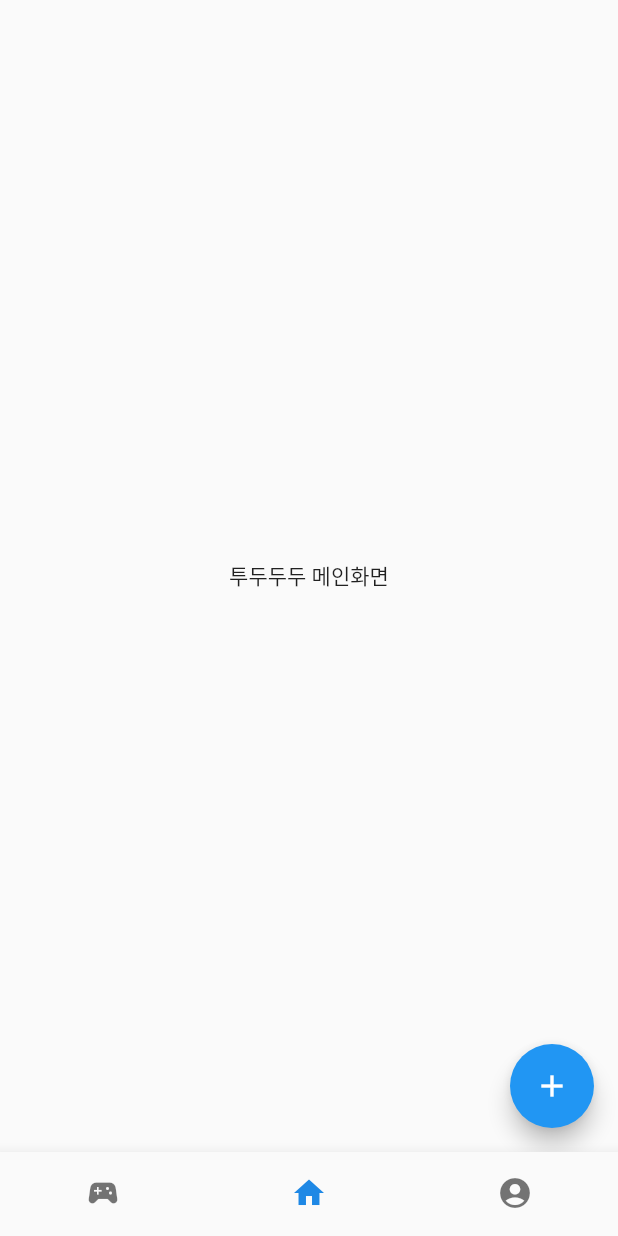
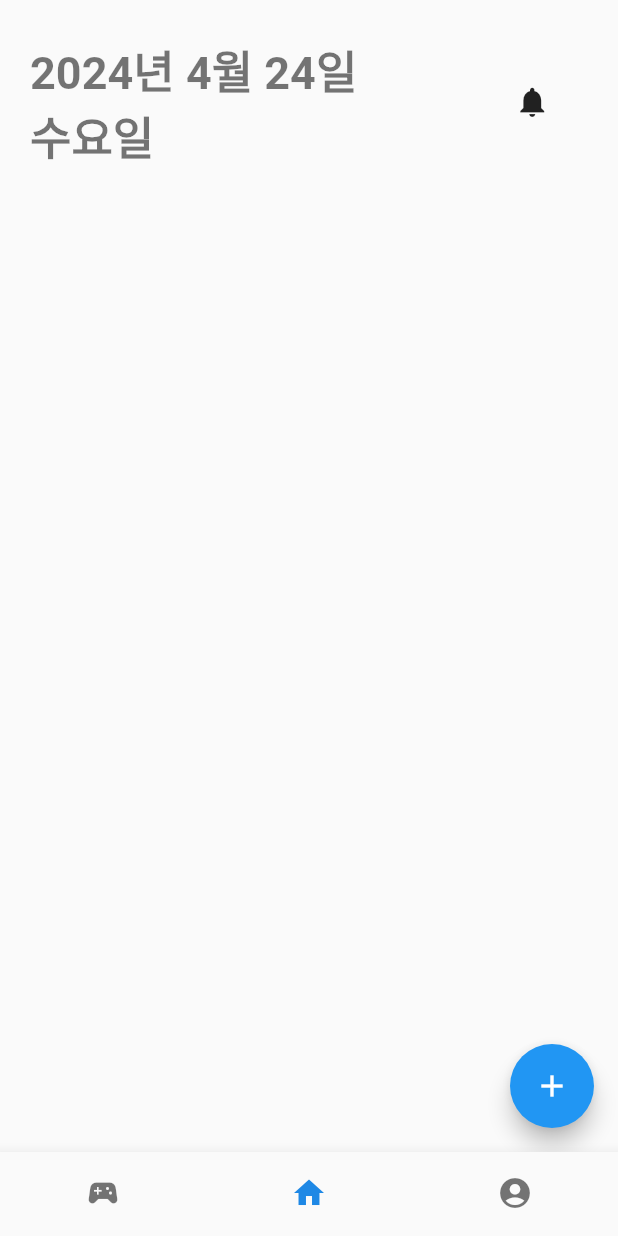
Before and after one commit to jungspin/flutter-todododo, a Flutter app: the screen it shows after launch, on a phone screen of 412 x 824 dp. Run offline on Flutter 3.47's test engine with Material 2 defaults, Android fonts, the phone set to English and light mode, and no system bars; Roboto replaces fonts that are missing (Pretendard).

Commit message:
Home 화면 상단 현재 날짜 출력

```diff
--- a/lib/main.dart
+++ b/lib/main.dart
@@ -23,12 +23,20 @@ class TodoDodo extends StatelessWidget {
         // or simply save your changes to "hot reload" in a Flutter IDE).
         // Notice that the counter didn't reset back to zero; the application
         // is not restarted.
+        fontFamily: 'Pretendard',
+        textTheme: const TextTheme(
+          bodyText1: TextStyle(fontSize: 14, fontFamily: 'Pretendard', fontWeight: FontWeight.w200),
+          headline1: TextStyle(fontSize: 30, fontWeight: FontWeight.w600),
+          headline2: TextStyle(fontSize: 24, fontWeight: FontWeight.w500),
+          headline3: TextStyle(fontSize: 20, fontWeight: FontWeight.w500),
+        ),
         primarySwatch: Colors.blue,
         splashColor: Colors.transparent, // 물결 효과를 없애기 위함
         highlightColor: Colors.transparent, // 물결 효과를 없애기 위함
         splashFactory: NoSplash.splashFactory,
       ),
       home: const MainPage(),
+      debugShowCheckedModeBanner: false,
     );
   }
 }
--- a/lib/pages/home_page.dart
+++ b/lib/pages/home_page.dart
@@ -11,7 +11,8 @@ class _HomePage extends State<HomePage> {
   void showTodoDialog() {
     showDialog<String>(
         context: context,
-        builder: (BuildContext context) => Dialog(
+        builder: (BuildContext context) =>
+            Dialog(
               child: Padding(
                 padding: const EdgeInsets.all(8.0),
                 child: Column(
@@ -43,20 +44,70 @@ class _HomePage extends State<HomePage> {
             ));
   }
 
+  String getCurrentDate() {
+    DateTime today = DateTime.now();
+    String weekday = "";
+    switch (today.weekday) {
+      case DateTime.monday :
+        weekday = "월요일";
+        break;
+      case DateTime.tuesday :
+        weekday = "화요일";
+        break;
+      case DateTime.wednesday:
+        weekday = "수요일";
+        break;
+      case DateTime.thursday:
+        weekday = "목요일";
+        break;
+      case DateTime.friday:
+        weekday = "금요일";
+        break;
+      case DateTime.saturday:
+        weekday = "토요일";
+        break;
+      case DateTime.sunday:
+        weekday = "일요일";
+        break;
+    }
+    return "${today.year}년 ${today.month}월 ${today.day}일\n$weekday";
+  }
+
   @override
   Widget build(BuildContext context) {
     return Scaffold(
-      body: Center(
+      body: SafeArea(
         child: Column(
-          mainAxisAlignment: MainAxisAlignment.center,
-          children: const <Widget>[
-            Text('투두두두 메인화면'),
+          mainAxisAlignment: MainAxisAlignment.start,
+          children: [
+            Padding(
+              padding: const EdgeInsets.only(
+                  left: 20, right: 20, top: 24, bottom: 4),
+              child: Row(
+                mainAxisAlignment: MainAxisAlignment.spaceBetween,
+                mainAxisSize: MainAxisSize.max,
+                children: [
+                  Expanded(
+                    flex: 8,
+                    child: Text(getCurrentDate(),
+                        style: Theme
+                            .of(context)
+                            .textTheme
+                            .headline1),
+                  ),
+                  const Expanded(
+                    flex: 2,
+                    child: Icon(Icons.notifications),
+                  )
+                ],
+              ),
+            )
           ],
         ),
       ),
       floatingActionButton: FloatingActionButton(
         onPressed: showTodoDialog,
-        tooltip: 'Increment',
+        tooltip: 'add todo',
         child: const Icon(Icons.add),
       ),
     );
```
Also changed, not shown: pubspec.yaml (+11 -0 lines), 3 other files.
